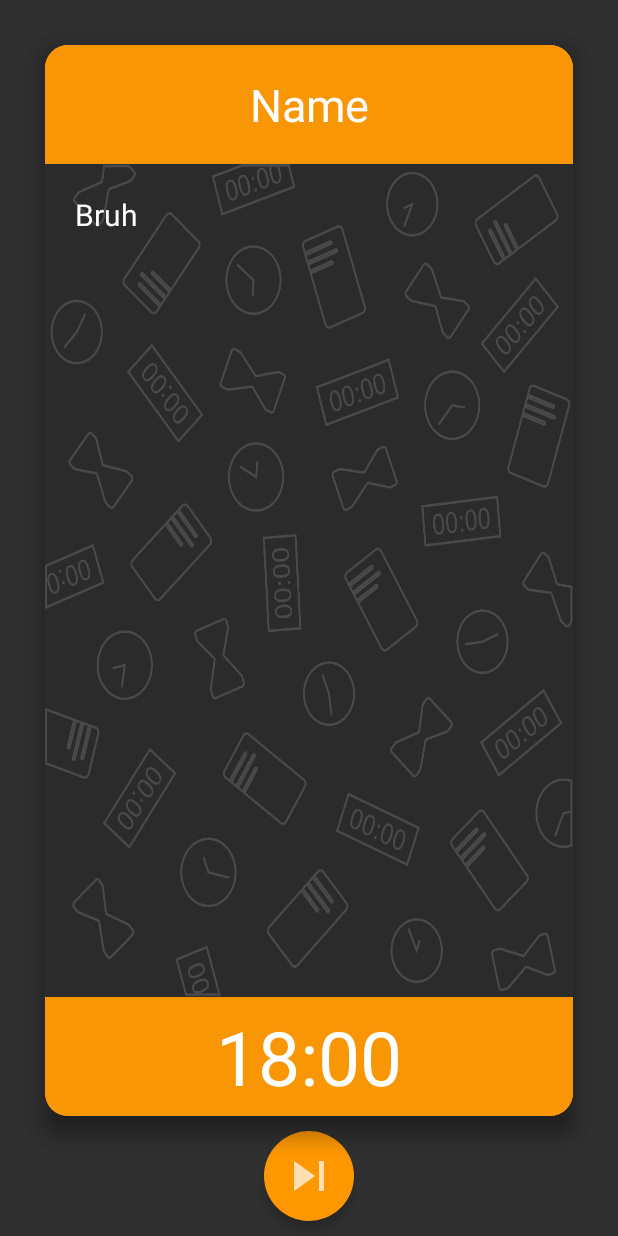
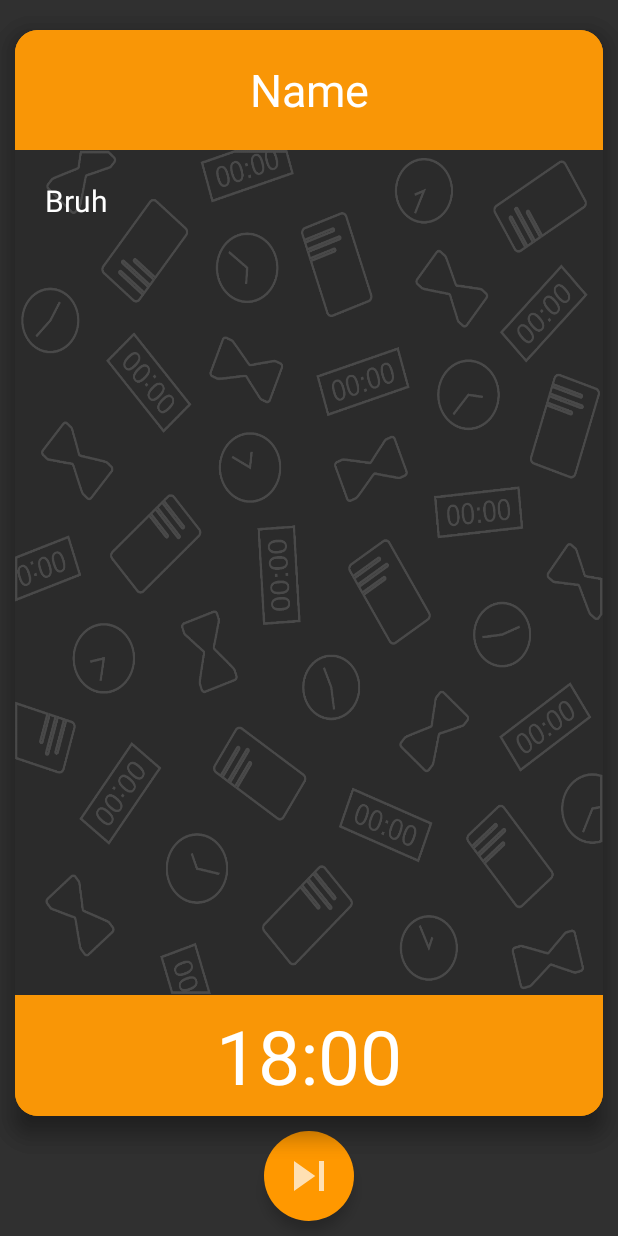
Before and after one commit to denfad/HintsNotes, an Android app: the MainActivity screen opened directly, with no data from a screen before it, on a phone screen of 412 x 824 dp. Run offline under Robolectric (Android 15) with nearby library versions, the phone set to English and light mode, and no system bars; 5 statements that could not run were skipped.

Commit message:
Исправлены баги

```diff
--- a/app/src/main/res/layout/activity_main.xml
+++ b/app/src/main/res/layout/activity_main.xml
@@ -14,8 +14,8 @@
         android:elevation="10dp"
         android:layout_width="match_parent"
         android:layout_height="match_parent"
-        android:layout_marginHorizontal="30dp"
-        android:layout_marginTop="30dp"
+        android:layout_marginHorizontal="10dp"
+        android:layout_marginTop="20dp"
         android:layout_marginBottom="80dp"
         android:background="@drawable/rect_orange"
         android:orientation="vertical"
@@ -56,7 +56,7 @@
             android:layout_height="0dp"
             android:layout_weight="1"
             android:ems="10"
-            android:gravity="center_horizontal|center_vertical"
+            android:gravity="center"
             android:inputType="textPersonName"
             android:text="18:00"
             android:textAlignment="gravity"
@@ -71,8 +71,8 @@
         android:id="@+id/piece"
         android:layout_width="match_parent"
         android:layout_height="match_parent"
-        android:layout_marginHorizontal="30dp"
-        android:layout_marginTop="30dp"
+        android:layout_marginHorizontal="10dp"
+        android:layout_marginTop="20dp"
         android:layout_marginBottom="80dp"
         android:background="@drawable/rect_orange"
         android:orientation="vertical"
@@ -113,7 +113,7 @@
             android:layout_height="0dp"
             android:layout_weight="1"
             android:ems="10"
-            android:gravity="center_horizontal|center_vertical"
+            android:gravity="center"
             android:inputType="textPersonName"
             android:text="18:00"
             android:textAlignment="gravity"
```
Also changed, not shown: app/src/main/java/ru/denfad/hintsnotes/HintListActivity.java (+15 -19 lines), app/src/main/java/ru/denfad/hintsnotes/MainActivity.java (+8 -0 lines), app/src/main/java/ru/denfad/hintsnotes/SettingsActivity.java (+9 -1 lines).
